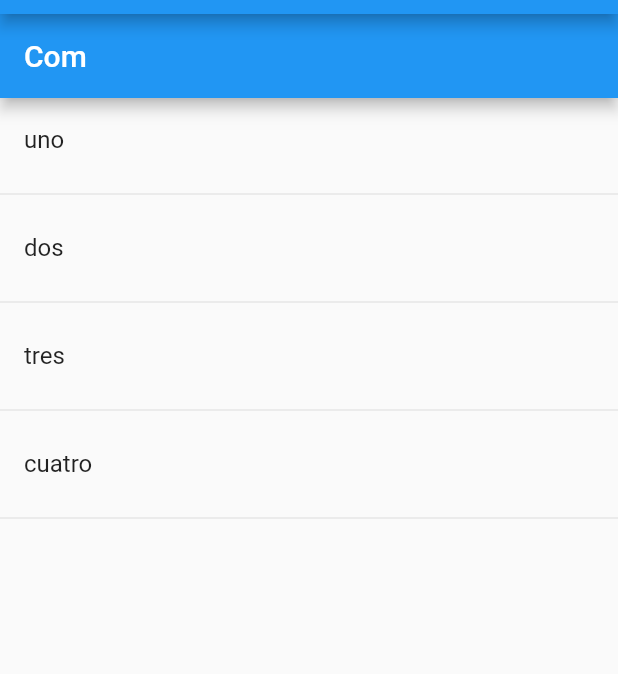
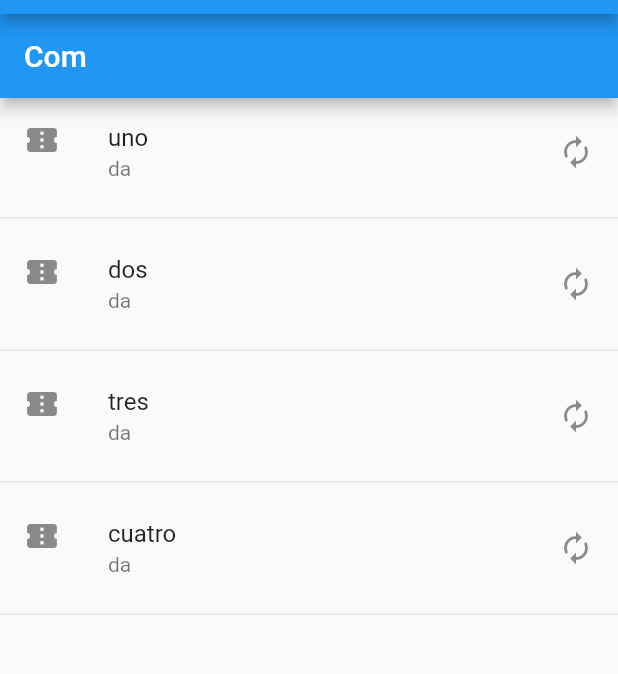
Before and after one commit to AndresGodinez/components, a Flutter app: the screen it shows after launch, on a phone screen of 412 x 824 dp, the part 70-744 px from its top. Run offline on Flutter 3.47's test engine with Material 2 defaults, Android fonts, the phone set to English and light mode, and no system bars.

Commit message:
using map to create listTile

```diff
--- a/lib/src/pages/home_temp.dart
+++ b/lib/src/pages/home_temp.dart
@@ -9,13 +9,11 @@ class HomeTemp extends StatelessWidget {
       appBar: AppBar(
         title: Text('Com'),
       ),
-      body: ListView(
-          children: _crea_opciones()
-      ),
+      body: ListView(children: _listaCorta()),
     );
   }
 
-  List<Widget> _crea_opciones() {
+  List<Widget> _lista() {
     List<Widget> lista = new List<Widget>();
 
     for (String opt in _opciones) {
@@ -28,5 +26,19 @@ class HomeTemp extends StatelessWidget {
     return lista;
   }
 
-
+  List<Widget> _listaCorta() {
+    return _opciones.map((item) {
+      return Column(
+        children: <Widget>[
+          ListTile(
+            title: Text(item),
+            subtitle: Text('da'),
+            leading: Icon(Icons.confirmation_number),
+            trailing: Icon(Icons.autorenew),
+          ),
+          Divider(),
+        ],
+      );
+    }).toList();
+  }
 }
```
